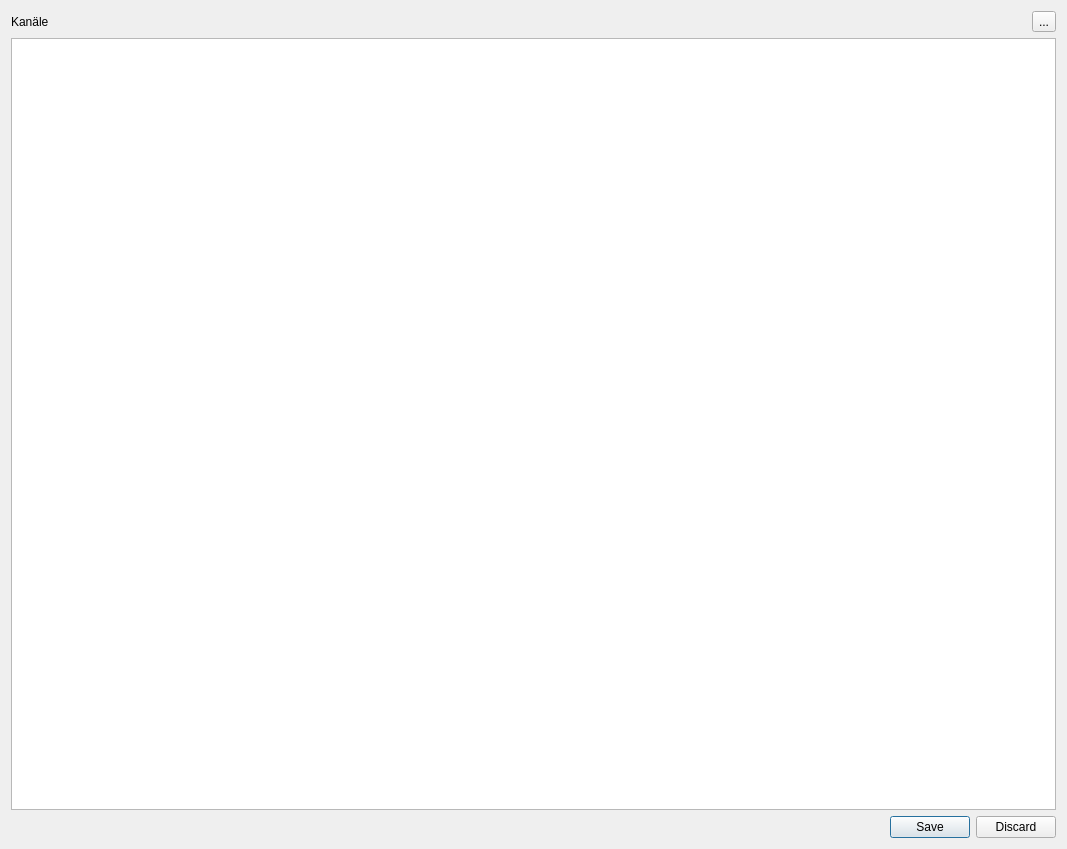
Before: the Qt Designer form gui/designerfiles/channelSettingsDialog.ui in hmcontroller/ControlDemonstrator, drawn with Qt 5.
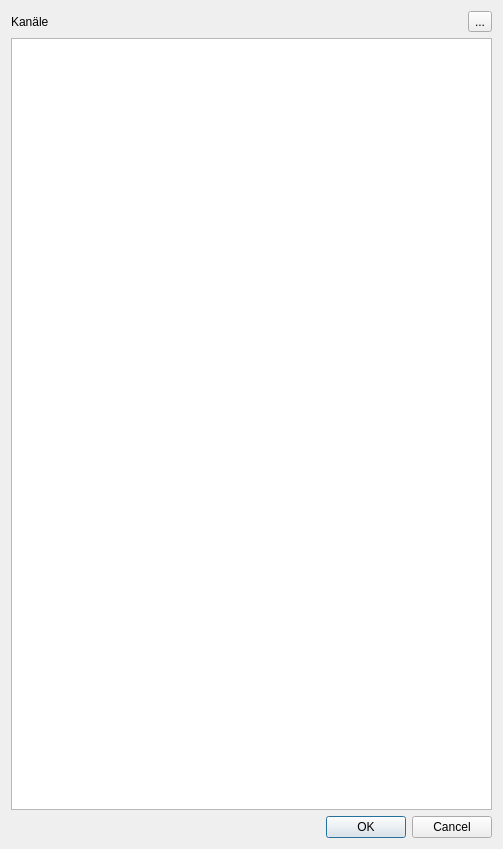
After: the same form once the commit is applied.

Commit message: added projectMiscSettingsDialog, channelSettingsDialog

Diff of the .ui file:
```diff
--- a/gui/designerfiles/channelSettingsDialog.ui
+++ b/gui/designerfiles/channelSettingsDialog.ui
@@ -6,10 +6,16 @@
    <rect>
     <x>0</x>
     <y>0</y>
-    <width>1067</width>
+    <width>503</width>
     <height>849</height>
    </rect>
   </property>
+  <property name="sizePolicy">
+   <sizepolicy hsizetype="Maximum" vsizetype="Preferred">
+    <horstretch>0</horstretch>
+    <verstretch>0</verstretch>
+   </sizepolicy>
+  </property>
   <property name="windowTitle">
    <string>Kanaleinstellungen</string>
   </property>
@@ -50,7 +56,7 @@
         <enum>Qt::Horizontal</enum>
        </property>
        <property name="standardButtons">
-        <set>QDialogButtonBox::Discard|QDialogButtonBox::Save</set>
+        <set>QDialogButtonBox::Cancel|QDialogButtonBox::Ok</set>
        </property>
       </widget>
      </item>
```
The commit also changes 15 other files.
